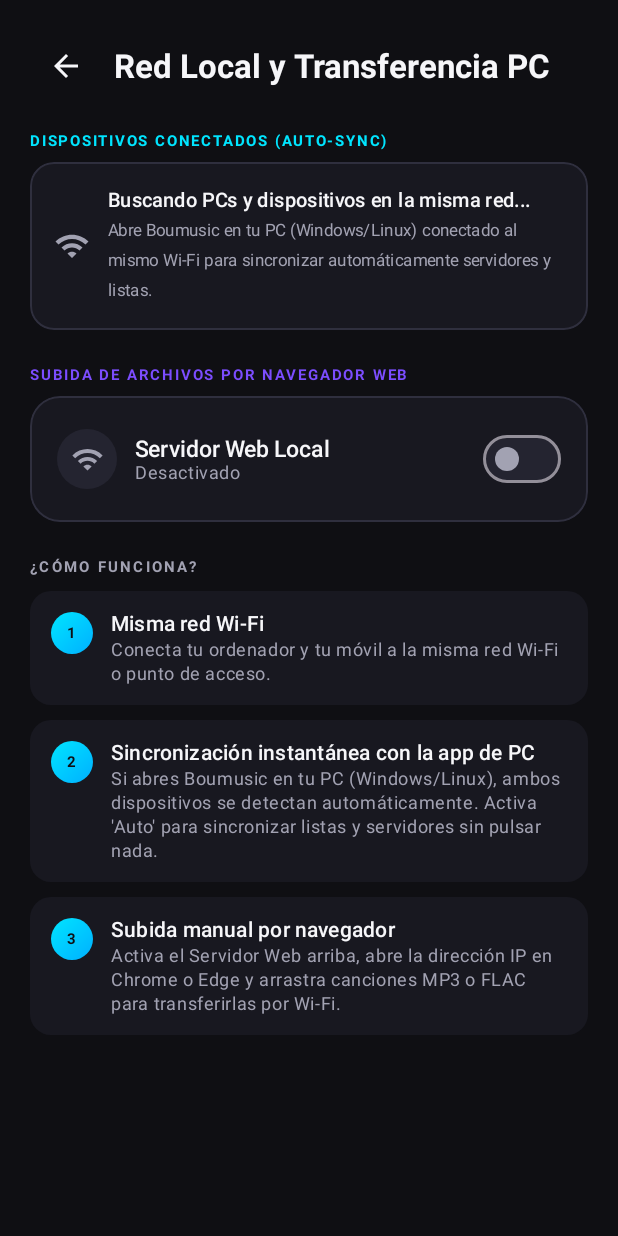
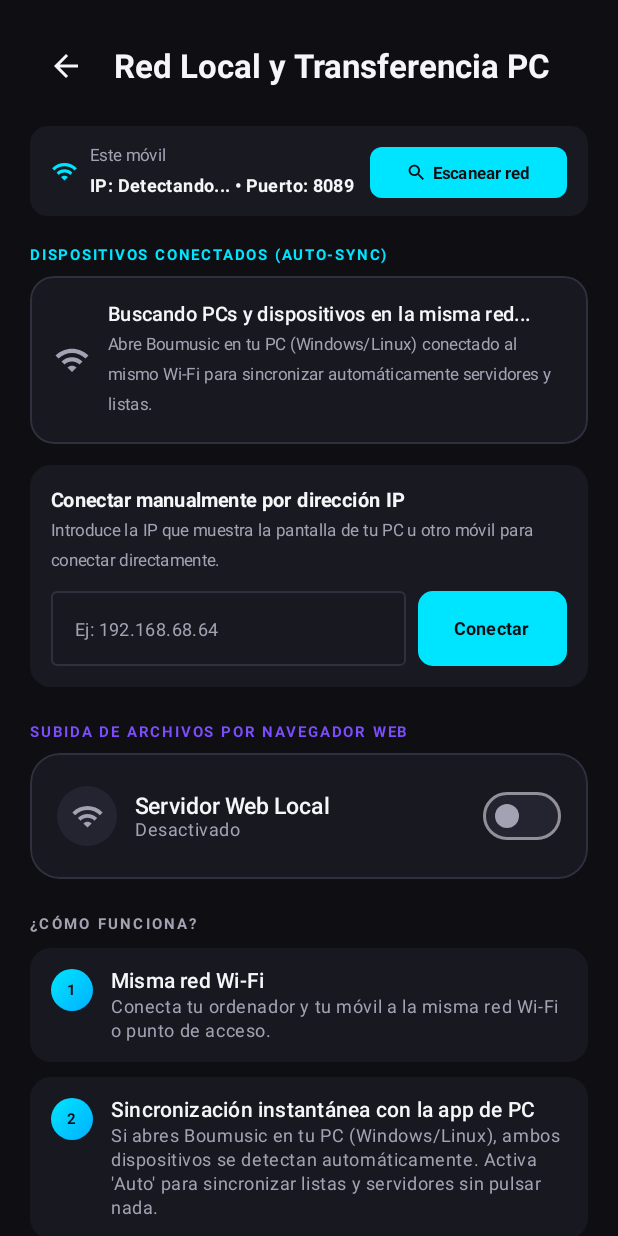
Before and after one commit to bouet21/Bouetmusic, an Android app built with Jetpack Compose: the screen it shows after launch (MainActivity), after a tap on "Transferir desde PC", on a phone screen of 412 x 824 dp. Run offline under Robolectric (Android 15) with nearby library versions, the phone set to English and light mode, and no system bars; 5 statements that could not run were skipped.

Commit message:
v1.9.5: Escaneo activo de subred, conexion directa por IP y deteccion mutua en sincronizacion local

```diff
--- a/app/build.gradle.kts
+++ b/app/build.gradle.kts
@@ -12,8 +12,8 @@ android {
         applicationId = "com.boumusic.player"
         minSdk = 24
         targetSdk = 34
-        versionCode = 19
-        versionName = "1.9.4"
+        versionCode = 20
+        versionName = "1.9.5"
 
         testInstrumentationRunner = "androidx.test.runner.AndroidJUnitRunner"
         vectorDrawables {
--- a/app/src/main/java/com/boumusic/player/ui/screens/TransferScreen.kt
+++ b/app/src/main/java/com/boumusic/player/ui/screens/TransferScreen.kt
@@ -28,19 +28,26 @@ import androidx.compose.material.icons.filled.ContentCopy
 import androidx.compose.material.icons.filled.Folder
 import androidx.compose.material.icons.filled.Laptop
 import androidx.compose.material.icons.filled.PhoneAndroid
+import androidx.compose.material.icons.filled.Search
 import androidx.compose.material.icons.filled.Sync
 import androidx.compose.material.icons.filled.Wifi
 import androidx.compose.material3.Button
 import androidx.compose.material3.ButtonDefaults
+import androidx.compose.material3.CircularProgressIndicator
 import androidx.compose.material3.Icon
 import androidx.compose.material3.IconButton
 import androidx.compose.material3.MaterialTheme
+import androidx.compose.material3.OutlinedTextField
+import androidx.compose.material3.OutlinedTextFieldDefaults
 import androidx.compose.material3.Switch
 import androidx.compose.material3.SwitchDefaults
 import androidx.compose.material3.Text
 import androidx.compose.runtime.Composable
 import androidx.compose.runtime.collectAsState
 import androidx.compose.runtime.getValue
+import androidx.compose.runtime.mutableStateOf
+import androidx.compose.runtime.remember
+import androidx.compose.runtime.setValue
 import androidx.compose.ui.Alignment
 import androidx.compose.ui.Modifier
 import androidx.compose.ui.draw.clip
@@ -74,7 +81,11 @@ fun TransferScreen(
     val discoveredDevices by viewModel.discoveredSyncDevices.collectAsState()
     val autoSyncIds by viewModel.autoSyncDeviceIds.collectAsState()
     val syncStatus by viewModel.syncStatus.collectAsState()
+    val isScanning by viewModel.isSyncScanning.collectAsState()
     val scrollState = rememberScrollState()
+
+    var manualIp by remember { mutableStateOf("") }
+    var manualResult by remember { mutableStateOf<Pair<Boolean, String>?>(null) }
 
     Column(
         modifier = Modifier
@@ -101,6 +112,51 @@ fun TransferScreen(
                 style = MaterialTheme.typography.titleLarge.copy(fontWeight = FontWeight.Bold),
                 color = TextPrimary
             )
+        }
+
+        Spacer(modifier = Modifier.height(16.dp))
+
+        // Fila de información local y botón de escaneo activo
+        Row(
+            modifier = Modifier
+                .fillMaxWidth()
+                .clip(RoundedCornerShape(12.dp))
+                .background(DarkSurfaceVariant.copy(alpha = 0.5f))
+                .padding(horizontal = 14.dp, vertical = 10.dp),
+            verticalAlignment = Alignment.CenterVertically,
+            horizontalArrangement = Arrangement.SpaceBetween
+        ) {
+            Row(verticalAlignment = Alignment.CenterVertically) {
+                Icon(Icons.Default.Wifi, contentDescription = null, tint = NeonCyan, modifier = Modifier.size(18.dp))
+                Spacer(modifier = Modifier.width(8.dp))
+                Column {
+                    Text("Este móvil", color = TextSecondary, fontSize = 11.sp)
+                    Text(
+                        text = "IP: ${viewModel.localSyncIp ?: "Detectando..."} • Puerto: ${viewModel.localSyncPort}",
+                        color = TextPrimary,
+                        fontSize = 12.sp,
+                        fontWeight = FontWeight.Bold
+                    )
+                }
+            }
+
+            Button(
+                onClick = { viewModel.scanSyncSubnet() },
+                enabled = !isScanning,
+                colors = ButtonDefaults.buttonColors(containerColor = NeonCyan),
+                shape = RoundedCornerShape(8.dp),
+                modifier = Modifier.height(34.dp)
+            ) {
+                if (isScanning) {
+                    CircularProgressIndicator(color = DarkBackground, modifier = Modifier.size(14.dp), strokeWidth = 2.dp)
+                    Spacer(modifier = Modifier.width(6.dp))
+                    Text("Buscando...", color = DarkBackground, fontSize = 11.sp, fontWeight = FontWeight.Bold)
+                } else {
+                    Icon(Icons.Default.Search, contentDescription = null, tint = DarkBackground, modifier = Modifier.size(14.dp))
+                    Spacer(modifier = Modifier.width(4.dp))
+                    Text("Escanear red", color = DarkBackground, fontSize = 11.sp, fontWeight = FontWeight.Bold)
+                }
+            }
         }
 
         Spacer(modifier = Modifier.height(20.dp))
@@ -244,6 +300,73 @@ fun TransferScreen(
                             }
                         }
                     }
+                }
+            }
+        }
+
+        Spacer(modifier = Modifier.height(14.dp))
+
+        // Conexión manual directa por IP (ideal para routers mesh, aislamiento Wi-Fi o VPNs)
+        Box(
+            modifier = Modifier
+                .fillMaxWidth()
+                .clip(RoundedCornerShape(14.dp))
+                .background(DarkSurfaceVariant.copy(alpha = 0.5f))
+                .padding(14.dp)
+        ) {
+            Column {
+                Text(
+                    text = "Conectar manualmente por dirección IP",
+                    color = TextPrimary,
+                    fontWeight = FontWeight.Bold,
+                    fontSize = 13.sp
+                )
+                Text(
+                    text = "Introduce la IP que muestra la pantalla de tu PC u otro móvil para conectar directamente.",
+                    color = TextSecondary,
+                    fontSize = 11.sp
+                )
+                Spacer(modifier = Modifier.height(10.dp))
+                Row(verticalAlignment = Alignment.CenterVertically) {
+                    OutlinedTextField(
+                        value = manualIp,
+                        onValueChange = { manualIp = it },
+                        placeholder = { Text("Ej: 192.168.68.64", fontSize = 12.sp) },
+                        modifier = Modifier.weight(1f).height(50.dp),
+                        singleLine = true,
+                        colors = OutlinedTextFieldDefaults.colors(
+                            focusedContainerColor = DarkSurface,
+                            unfocusedContainerColor = DarkSurface,
+                            focusedBorderColor = NeonCyan,
+                            unfocusedBorderColor = DarkCardBorder,
+                            focusedTextColor = TextPrimary,
+                            unfocusedTextColor = TextPrimary
+                        )
+                    )
+                    Spacer(modifier = Modifier.width(8.dp))
+                    Button(
+                        onClick = {
+                            if (manualIp.isNotBlank()) {
+                                viewModel.connectSyncDirectly(manualIp) { ok, msg ->
+                                    manualResult = ok to msg
+                                }
+                            }
+                        },
+                        colors = ButtonDefaults.buttonColors(containerColor = NeonCyan),
+                        shape = RoundedCornerShape(10.dp),
+                        modifier = Modifier.height(50.dp)
+                    ) {
+                        Text("Conectar", color = DarkBackground, fontWeight = FontWeight.Bold, fontSize = 12.sp)
+                    }
+                }
+                manualResult?.let { (success, msg) ->
+                    Spacer(modifier = Modifier.height(8.dp))
+                    Text(
+                        text = msg,
+                        color = if (success) NeonCyan else androidx.compose.ui.graphics.Color(0xFFEF4444),
+                        fontSize = 12.sp,
+                        fontWeight = FontWeight.Medium
+                    )
                 }
             }
         }
--- a/app/src/main/java/com/boumusic/player/ui/viewmodel/MusicViewModel.kt
+++ b/app/src/main/java/com/boumusic/player/ui/viewmodel/MusicViewModel.kt
@@ -311,9 +311,14 @@ class MusicViewModel(application: Application) : AndroidViewModel(application) {
     val discoveredSyncDevices: StateFlow<List<NetworkDevice>> = networkSyncManager.discoveredDevices
     val autoSyncDeviceIds: StateFlow<Set<String>> = networkSyncManager.autoSyncDeviceIds
     val syncStatus: StateFlow<String?> = networkSyncManager.syncStatus
+    val isSyncScanning: StateFlow<Boolean> = networkSyncManager.isScanning
+    val localSyncIp: String? get() = networkSyncManager.localIp
+    val localSyncPort: Int get() = networkSyncManager.actualHttpPort
 
     fun toggleAutoSync(deviceId: String) = networkSyncManager.toggleAutoSync(deviceId)
     fun syncWithDevice(device: NetworkDevice) = networkSyncManager.syncWithDevice(device)
+    fun scanSyncSubnet() = networkSyncManager.scanSubnet()
+    fun connectSyncDirectly(ip: String, onDone: (Boolean, String) -> Unit) = networkSyncManager.connectDirectly(ip, onDone = onDone)
 
     // Compartir canciones y listas (Bluetooth o QR)
     private val _shareOptionsTarget = MutableStateFlow<ShareTarget?>(null)
```
Also changed, not shown: app/src/main/java/com/boumusic/player/sync/NetworkSyncManager.kt (+157 -19 lines).
